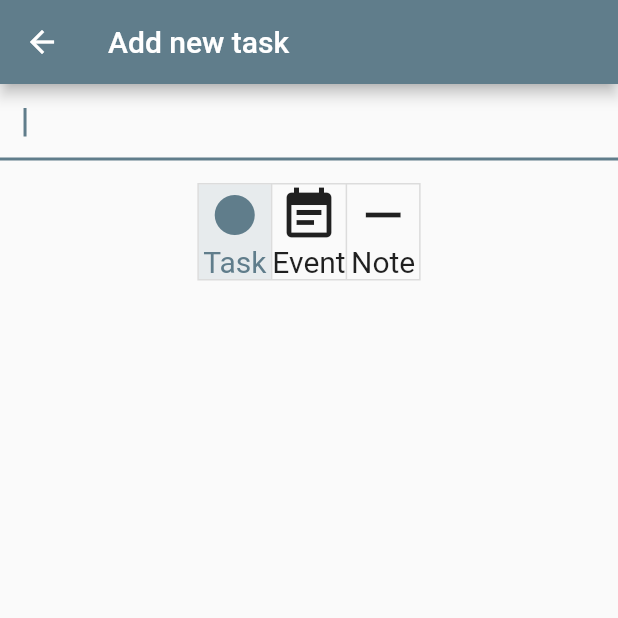
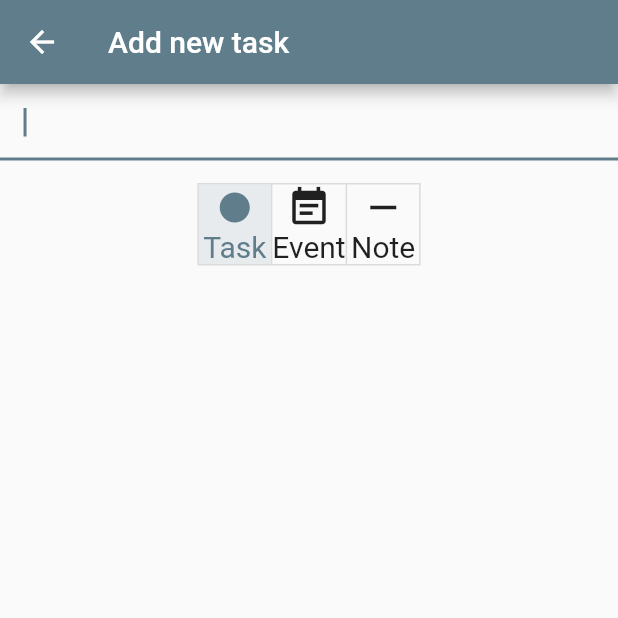
Before and after one commit to xaleza/todo-app-flutter, a Flutter app: the screen it shows after launch, after a tap on the "add" icon, on a phone screen of 412 x 824 dp, the top half of it. Run offline on Flutter 3.47's test engine with Material 2 defaults, Android fonts, the phone set to English and light mode, and no system bars.

Commit message:
Closes #3

```diff
--- a/todo_app/lib/models/eventItem.dart
+++ b/todo_app/lib/models/eventItem.dart
@@ -3,9 +3,20 @@ import 'package:todo_app/models/todoItem.dart';
 
 class EventItem extends TodoItem {
   EventItem(String body) : super(body);
+  Icon _icon = Icon(
+    Icons.event_note,
+    size: 25,
+    color: Colors.black,
+  );
+  Icon _iconDone = Icon(Icons.event_available, size: 25);
 
   @override
-  Widget symbol() {
-    return new Icon(Icons.event_note, size: 18);
+  Widget getIcon() {
+    return _icon;
+  }
+
+  @override
+  void markAsDone() {
+    _icon = _iconDone;
   }
 }
--- a/todo_app/lib/screens/addTodoScreen.dart
+++ b/todo_app/lib/screens/addTodoScreen.dart
@@ -36,7 +36,7 @@ class _AddTodoScreenState extends State<AddTodoScreen> {
         Column(children: [
           Icon(
             Icons.fiber_manual_record,
-            size: 40,
+            size: 30,
           ),
           Text(
             "Task",
@@ -46,14 +46,14 @@ class _AddTodoScreenState extends State<AddTodoScreen> {
         Column(children: [
           Icon(
             Icons.event_note,
-            size: 40,
+            size: 30,
           ),
           Text("Event", style: TextStyle(fontSize: 20))
         ]),
         Column(children: [
           Icon(
             Icons.remove,
-            size: 40,
+            size: 30,
           ),
           Text("Note", style: TextStyle(fontSize: 20))
         ]),
```
Also changed, not shown: todo_app/lib/models/noteItem.dart (+14 -2 lines), todo_app/lib/models/todoItem.dart (+9 -2 lines), todo_app/lib/widgets/todoCard.dart (+14 -12 lines).
